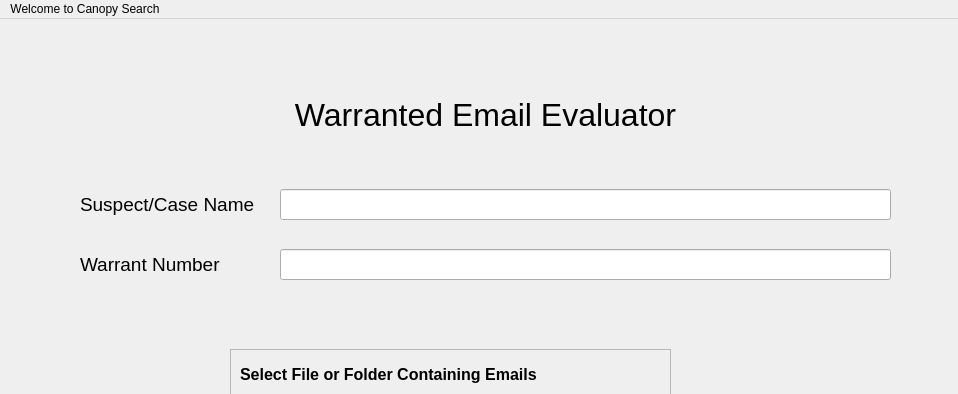
Old version of the form CanopyGUI/WelcomeWindow.ui in the repository joshrands/Canopy; both pictures show x 0 to 958 and y 0 to 394 of the 958 by 598 pixel window.
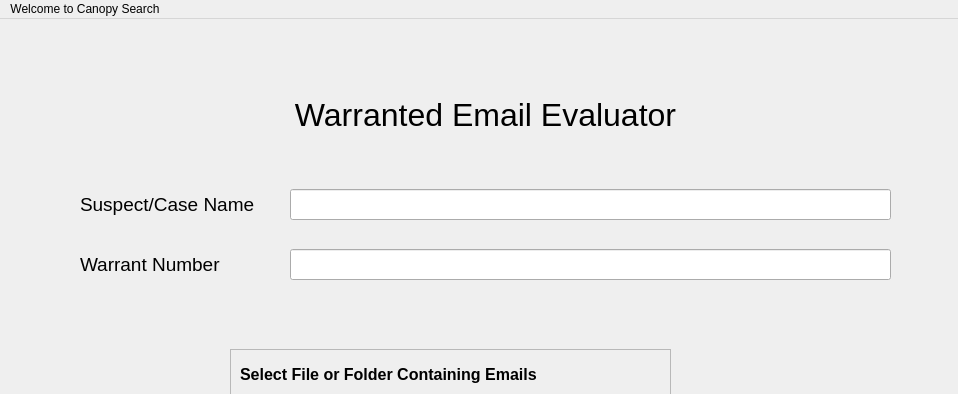
New version of the form.

Commit message: Extended the text box on the welcome page so words show up on windows pt2

Patch:
```diff
--- a/CanopyGUI/WelcomeWindow.ui
+++ b/CanopyGUI/WelcomeWindow.ui
@@ -46,7 +46,7 @@
      <rect>
       <x>80</x>
       <y>170</y>
-      <width>181</width>
+      <width>201</width>
       <height>31</height>
      </rect>
     </property>
@@ -62,9 +62,9 @@
    <widget class="QLineEdit" name="suspectNameField">
     <property name="geometry">
      <rect>
-      <x>280</x>
+      <x>290</x>
       <y>170</y>
-      <width>611</width>
+      <width>601</width>
       <height>31</height>
      </rect>
     </property>
@@ -77,9 +77,9 @@
    <widget class="QLineEdit" name="warrantNumberField">
     <property name="geometry">
      <rect>
-      <x>280</x>
+      <x>290</x>
       <y>230</y>
-      <width>611</width>
+      <width>601</width>
       <height>31</height>
      </rect>
     </property>
```
